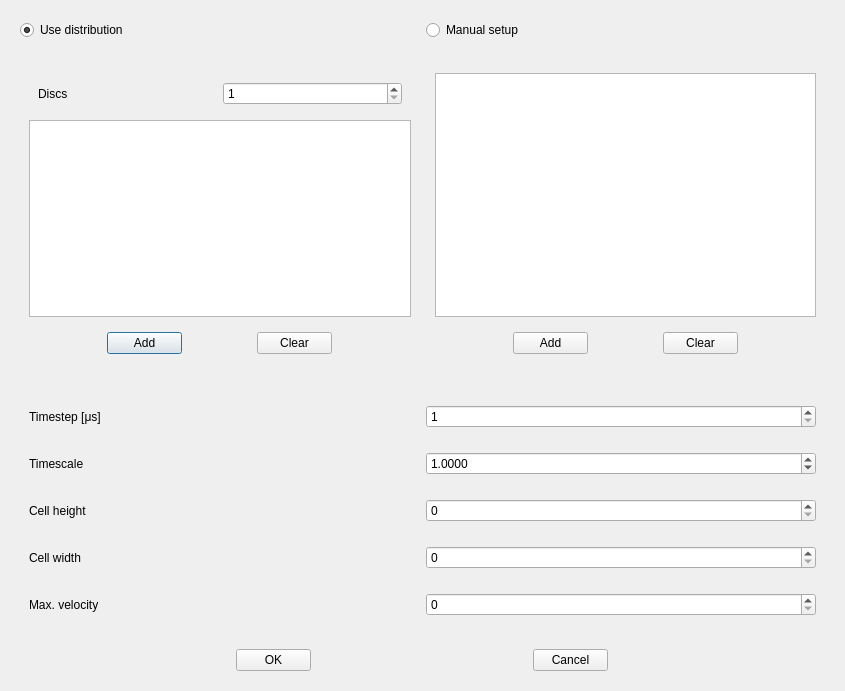
Before: the Qt Designer form src/lib/gui/dialogs/SetupDialog.ui in yannik131/Cell, drawn with Qt 5.
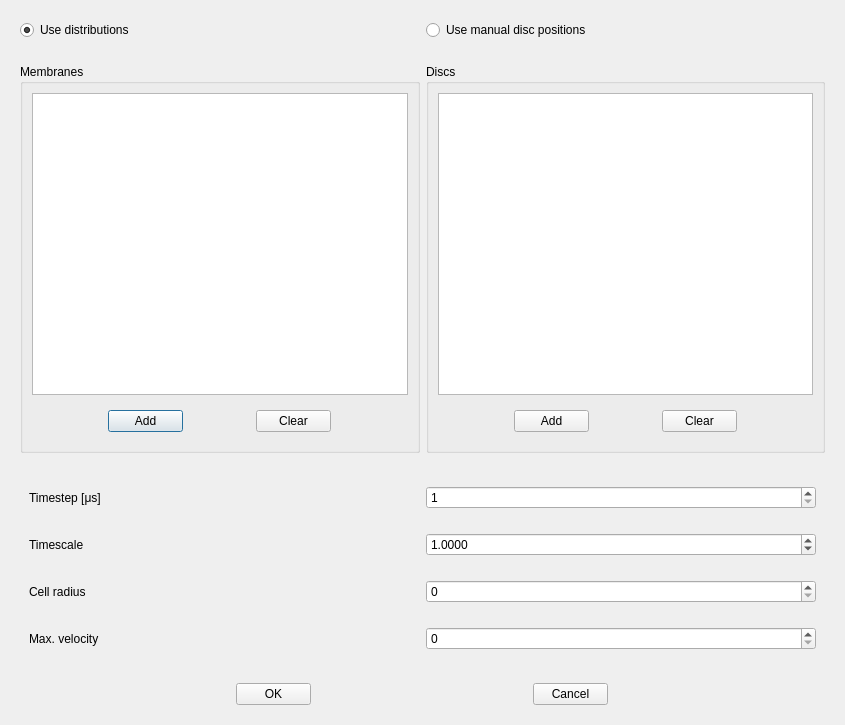
After: the same form once the commit is applied.

Commit message: Started on new dialogs

```diff
--- a/src/lib/gui/dialogs/SetupDialog.ui
+++ b/src/lib/gui/dialogs/SetupDialog.ui
@@ -10,7 +10,7 @@
     <x>0</x>
     <y>0</y>
     <width>845</width>
-    <height>691</height>
+    <height>725</height>
    </rect>
   </property>
   <property name="windowTitle">
@@ -29,7 +29,7 @@
          </sizepolicy>
         </property>
         <property name="text">
-         <string>Use distribution</string>
+         <string>Use distributions</string>
         </property>
         <property name="checked">
          <bool>true</bool>
@@ -39,7 +39,7 @@
       <item>
        <widget class="QRadioButton" name="manualSetupRadioButton">
         <property name="text">
-         <string>Manual setup</string>
+         <string>Use manual disc positions</string>
         </property>
        </widget>
       </item>
@@ -56,37 +56,11 @@
      </property>
      <layout class="QHBoxLayout" name="horizontalLayout_5" stretch="1,1">
       <item>
-       <widget class="QWidget" name="distributionWidget" native="true">
+       <widget class="QGroupBox" name="distributionGroupBox">
+        <property name="title">
+         <string>Membranes</string>
+        </property>
         <layout class="QVBoxLayout" name="verticalLayout">
-         <item>
-          <widget class="QWidget" name="widget_3" native="true">
-           <property name="maximumSize">
-            <size>
-             <width>16777215</width>
-             <height>50</height>
-            </size>
-           </property>
-           <layout class="QHBoxLayout" name="horizontalLayout_2">
-            <item>
-             <widget class="QLabel" name="label">
-              <property name="text">
-               <string>Discs</string>
-              </property>
-             </widget>
-            </item>
-            <item>
-             <widget class="QSpinBox" name="numberOfDiscsSpinBox">
-              <property name="minimum">
-               <number>1</number>
-              </property>
-              <property name="maximum">
-               <number>5000</number>
-              </property>
-             </widget>
-            </item>
-           </layout>
-          </widget>
-         </item>
          <item>
           <widget class="QTableView" name="discTypeDistributionTableView"/>
          </item>
@@ -132,7 +106,10 @@
        </widget>
       </item>
       <item>
-       <widget class="QWidget" name="manualWidget" native="true">
+       <widget class="QGroupBox" name="manualGroupBox">
+        <property name="title">
+         <string>Discs</string>
+        </property>
         <layout class="QVBoxLayout" name="verticalLayout_3">
          <item>
           <widget class="QTableView" name="discsTableView"/>
@@ -254,7 +231,7 @@
          <item>
           <widget class="QLabel" name="label_6">
            <property name="text">
-            <string>Cell height</string>
+            <string>Cell radius</string>
            </property>
           </widget>
          </item>
@@ -264,22 +241,6 @@
         </layout>
        </widget>
       </item>
-      <item>
-       <widget class="QWidget" name="widget_6" native="true">
-        <layout class="QHBoxLayout" name="horizontalLayout_4">
-         <item>
-          <widget class="QLabel" name="label_4">
-           <property name="text">
-            <string>Cell width</string>
-           </property>
-          </widget>
-         </item>
-         <item>
-          <widget class="QSpinBox" name="cellWidthSpinBox"/>
-         </item>
-        </layout>
-       </widget>
-      </item>
       <item>
        <widget class="QWidget" name="widget" native="true">
         <layout class="QHBoxLayout" name="horizontalLayout_12">
```
Left out of the diff: 8 changed lines with no effect on the pictures. The commit also changes 2 other files.
